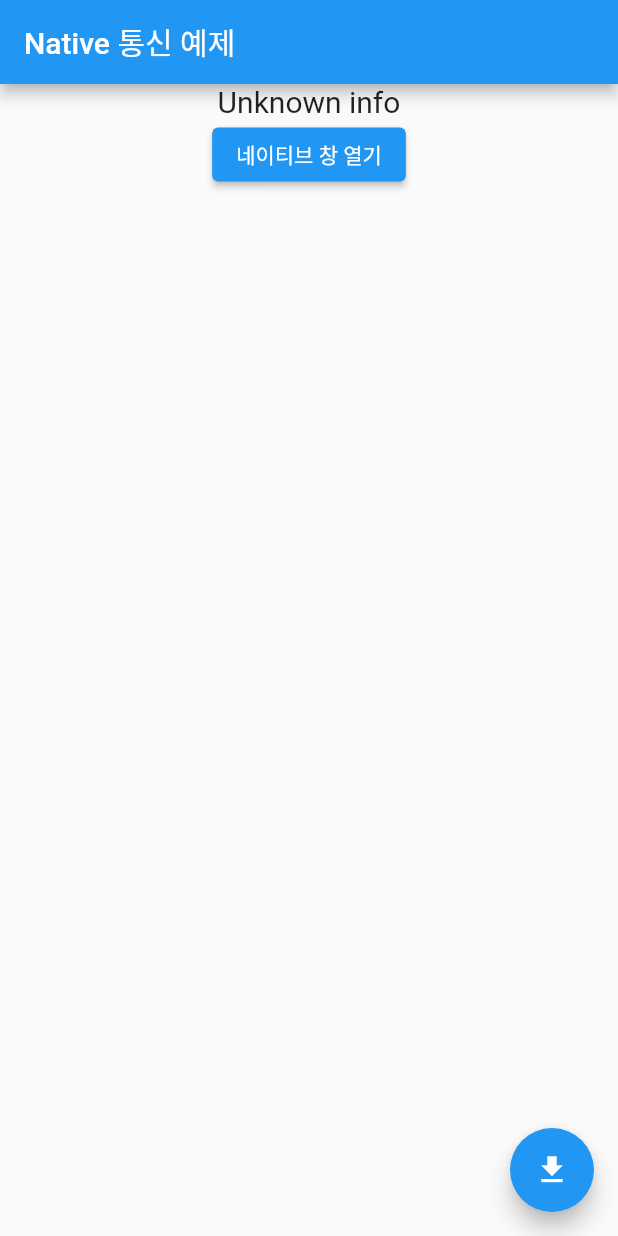
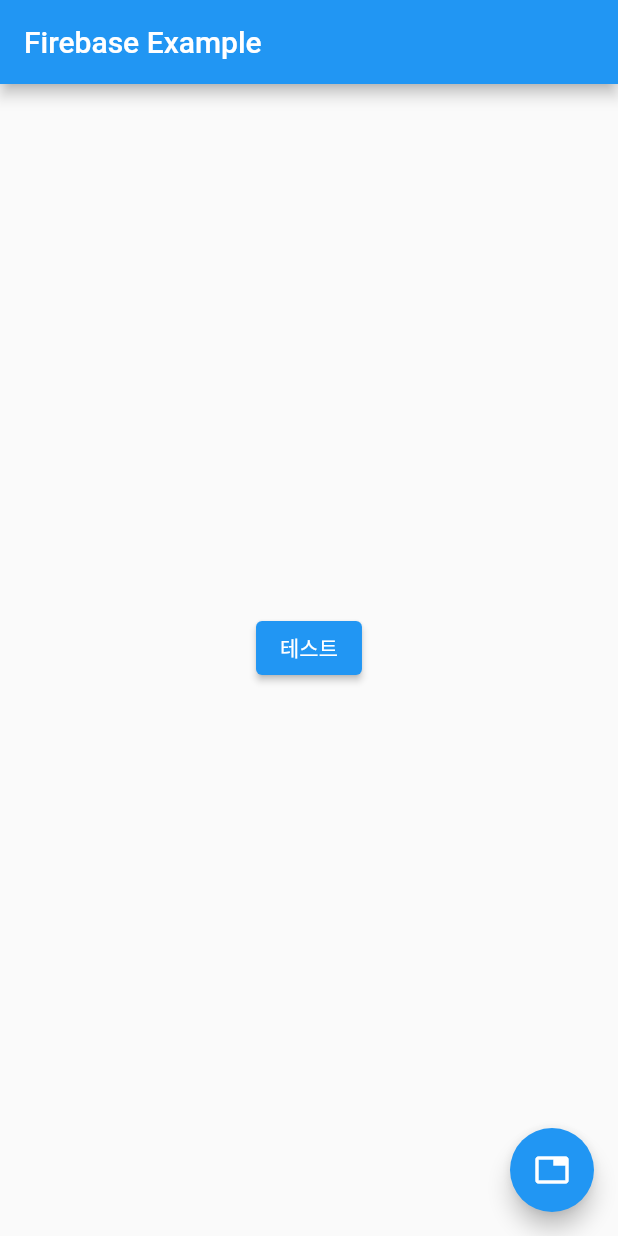
Before and after one commit to pplm1042/flutter_example, a Flutter app: the screen it shows after launch, on a phone screen of 412 x 824 dp. Run offline on Flutter 3.47's test engine with Material 2 defaults, Android fonts, the phone set to English and light mode, and no system bars; our stand-ins replace dio, firebase_analytics, firebase_core; accounts and stored records are empty.

Commit message:
파이어베이스 구글 애널리틱스 연동 중

```diff
--- /dev/null
+++ b/lib/google_analytics_13_01.dart
@@ -0,0 +1,74 @@
+import 'package:firebase_analytics/firebase_analytics.dart';
+import 'package:flutter/material.dart';
+
+class MyApp extends StatelessWidget {
+  const MyApp({super.key});
+
+  static FirebaseAnalytics analytics = FirebaseAnalytics.instance;
+  static FirebaseAnalyticsObserver observer =
+      FirebaseAnalyticsObserver(analytics: analytics);
+
+  @override
+  Widget build(BuildContext context) {
+    return MaterialApp(
+        title: 'Firebase Example',
+        theme: ThemeData(primarySwatch: Colors.blue),
+        navigatorObservers: <NavigatorObserver>[observer],
+        home: FirebaseApp(analytics: analytics, observer: observer));
+  }
+}
+
+class FirebaseApp extends StatefulWidget {
+  const FirebaseApp(
+      {super.key, required this.analytics, required this.observer});
+
+  final FirebaseAnalytics analytics;
+  final FirebaseAnalyticsObserver observer;
+
+  @override
+  State<FirebaseApp> createState() => _FirebaseAppState();
+}
+
+class _FirebaseAppState extends State<FirebaseApp> {
+  String _message = '';
+
+  void setMessage(String message) {
+    setState(() {
+      _message = message;
+    });
+  }
+
+  Future<void> _sendAnalyticsEvent() async {
+    await widget.analytics
+        .logEvent(name: 'test_event', parameters: <String, dynamic>{
+      'string': 'hello flutter',
+      'int': 100,
+    });
+
+    setMessage('Analytics 보내기 성공');
+  }
+
+  @override
+  Widget build(BuildContext context) {
+    return Scaffold(
+      appBar: AppBar(title: const Text('Firebase Example')),
+      body: Center(
+        child: Column(
+          mainAxisAlignment: MainAxisAlignment.center,
+          children: [
+            ElevatedButton(
+                onPressed: _sendAnalyticsEvent, child: const Text('테스트')),
+            Text(
+              _message,
+              style: const TextStyle(color: Colors.blueAccent),
+            ),
+          ],
+        ),
+      ),
+      floatingActionButton: FloatingActionButton(
+        child: const Icon(Icons.tab),
+        onPressed: () {},
+      ),
+    );
+  }
+}
--- a/lib/main.dart
+++ b/lib/main.dart
@@ -678,9 +678,12 @@
 // }
 
 //// 10
+import 'package:firebase_core/firebase_core.dart';
 import 'package:flutter/material.dart';
-import 'package:flutter_example/platform_channel_12_01.dart';
+import 'package:flutter_example/google_analytics_13_01.dart';
 
-void main() {
+void main() async {
+  WidgetsFlutterBinding.ensureInitialized();
+  await Firebase.initializeApp();
   runApp(const MyApp());
 }
--- a/lib/platform_channel_12_01.dart
+++ b/lib/platform_channel_12_01.dart
@@ -1,159 +1,159 @@
-import 'dart:io';
+// import 'dart:io';
 
-import 'package:flutter/cupertino.dart';
-import 'package:flutter/material.dart';
-import 'package:flutter/services.dart';
+// import 'package:flutter/cupertino.dart';
+// import 'package:flutter/material.dart';
+// import 'package:flutter/services.dart';
 
-class MyApp extends StatelessWidget {
-  const MyApp({super.key});
+// class MyApp extends StatelessWidget {
+//   const MyApp({super.key});
 
-  @override
-  Widget build(BuildContext context) {
-    if (Platform.isIOS) {
-      return CupertinoApp(
-        home: CupertinoNativeApp(),
-      );
-    } else {
-      return MaterialApp(
-        title: "Flutter Demo",
-        theme: ThemeData(
-          primarySwatch: Colors.blue,
-        ),
-        home: const NativeApp(),
-      );
-    }
-  }
-}
+//   @override
+//   Widget build(BuildContext context) {
+//     if (Platform.isIOS) {
+//       return CupertinoApp(
+//         home: CupertinoNativeApp(),
+//       );
+//     } else {
+//       return MaterialApp(
+//         title: "Flutter Demo",
+//         theme: ThemeData(
+//           primarySwatch: Colors.blue,
+//         ),
+//         home: const NativeApp(),
+//       );
+//     }
+//   }
+// }
 
-class CupertinoNativeApp extends StatefulWidget {
-  @override
-  State<StatefulWidget> createState() {
-    return _CupertinoNative();
-  }
-}
+// class CupertinoNativeApp extends StatefulWidget {
+//   @override
+//   State<StatefulWidget> createState() {
+//     return _CupertinoNative();
+//   }
+// }
 
-class _CupertinoNative extends State<CupertinoNativeApp> {
-  static const platform = MethodChannel('com.flutter.dev/calc');
+// class _CupertinoNative extends State<CupertinoNativeApp> {
+//   static const platform = MethodChannel('com.flutter.dev/calc');
 
-  TextEditingController num1Controller =
-      TextEditingController(text: 0.toString());
-  TextEditingController num2Controller =
-      TextEditingController(text: 0.toString());
-  int? _result;
+//   TextEditingController num1Controller =
+//       TextEditingController(text: 0.toString());
+//   TextEditingController num2Controller =
+//       TextEditingController(text: 0.toString());
+//   int? _result;
 
-  @override
-  Widget build(BuildContext context) {
-    return CupertinoPageScaffold(
-        child: Container(
-      child: Center(
-        child: Column(
-          mainAxisAlignment: MainAxisAlignment.center,
-          children: <Widget>[
-            CupertinoTextField(
-              controller: num1Controller,
-              keyboardType: TextInputType.number,
-              textAlign: TextAlign.center,
-            ),
-            const SizedBox(
-              height: 10,
-            ),
-            CupertinoTextField(
-                controller: num2Controller,
-                keyboardType: TextInputType.number,
-                textAlign: TextAlign.center),
-            const SizedBox(
-              height: 10,
-            ),
-            CupertinoButton(
-                child: const Text('더해보기'),
-                onPressed: () {
-                  _getCalc(
-                      num1Controller.value.text, num2Controller.value.text);
-                }),
-            const SizedBox(
-              height: 10,
-            ),
-            Text(_result.toString())
-          ],
-        ),
-      ),
-    ));
-  }
+//   @override
+//   Widget build(BuildContext context) {
+//     return CupertinoPageScaffold(
+//         child: Container(
+//       child: Center(
+//         child: Column(
+//           mainAxisAlignment: MainAxisAlignment.center,
+//           children: <Widget>[
+//             CupertinoTextField(
+//               controller: num1Controller,
+//               keyboardType: TextInputType.number,
+//               textAlign: TextAlign.center,
+//             ),
+//             const SizedBox(
+//               height: 10,
+//             ),
+//             CupertinoTextField(
+//                 controller: num2Controller,
+//                 keyboardType: TextInputType.number,
+//                 textAlign: TextAlign.center),
+//             const SizedBox(
+//               height: 10,
+//             ),
+//             CupertinoButton(
+//                 child: const Text('더해보기'),
+//                 onPressed: () {
+//                   _getCalc(
+//                       num1Controller.value.text, num2Controller.value.text);
+//                 }),
+//             const SizedBox(
+//               height: 10,
+//             ),
+//             Text(_result.toString())
+//           ],
+//         ),
+//       ),
+//     ));
+//   }
 
-  Future<void> _getCalc(String value1, String value2) async {
-    int result;
-    try {
-      result = await platform
-          .invokeMethod('add', [int.parse(value1), int.parse(value2)]);
-    } on PlatformException {
-      result = -1;
-    }
-    setState(() {
-      _result = result;
-    });
-  }
-}
+//   Future<void> _getCalc(String value1, String value2) async {
+//     int result;
+//     try {
+//       result = await platform
+//           .invokeMethod('add', [int.parse(value1), int.parse(value2)]);
+//     } on PlatformException {
+//       result = -1;
+//     }
+//     setState(() {
+//       _result = result;
+//     });
+//   }
+// }
 
-class NativeApp extends StatefulWidget {
-  const NativeApp({super.key});
+// class NativeApp extends StatefulWidget {
+//   const NativeApp({super.key});
 
-  @override
-  State<NativeApp> createState() => _NativeAppState();
-}
+//   @override
+//   State<NativeApp> createState() => _NativeAppState();
+// }
 
-class _NativeAppState extends State<NativeApp> {
-  static const platform = MethodChannel('com.flutter.dev/info');
-  static const platform3 = MethodChannel('com.flutter.dev/dialog');
-  String _deviceInfo = "Unknown info";
+// class _NativeAppState extends State<NativeApp> {
+//   static const platform = MethodChannel('com.flutter.dev/info');
+//   static const platform3 = MethodChannel('com.flutter.dev/dialog');
+//   String _deviceInfo = "Unknown info";
 
-  @override
-  Widget build(BuildContext context) {
-    return Scaffold(
-      appBar: AppBar(
-        title: const Text('Native 통신 예제'),
-      ),
-      body: Container(
-        child: Center(
-          child: Column(
-            children: [
-              Text(
-                _deviceInfo,
-                style: const TextStyle(fontSize: 20),
-              ),
-              ElevatedButton(
-                  onPressed: () {
-                    _showDialog();
-                  },
-                  child: const Text('네이티브 창 열기'))
-            ],
-          ),
-        ),
-      ),
-      floatingActionButton: FloatingActionButton(
-        onPressed: () {
-          _getDeviceInfo();
-        },
-        child: const Icon(Icons.get_app),
-      ),
-    );
-  }
+//   @override
+//   Widget build(BuildContext context) {
+//     return Scaffold(
+//       appBar: AppBar(
+//         title: const Text('Native 통신 예제'),
+//       ),
+//       body: Container(
+//         child: Center(
+//           child: Column(
+//             children: [
+//               Text(
+//                 _deviceInfo,
+//                 style: const TextStyle(fontSize: 20),
+//               ),
+//               ElevatedButton(
+//                   onPressed: () {
+//                     _showDialog();
+//                   },
+//                   child: const Text('네이티브 창 열기'))
+//             ],
+//           ),
+//         ),
+//       ),
+//       floatingActionButton: FloatingActionButton(
+//         onPressed: () {
+//           _getDeviceInfo();
+//         },
+//         child: const Icon(Icons.get_app),
+//       ),
+//     );
+//   }
 
-  Future<void> _getDeviceInfo() async {
-    String deviceInfo;
-    try {
-      final String result = await platform.invokeMethod('getDeviceInfo');
-      deviceInfo = "Device info : $result";
-    } on PlatformException catch (e) {
-      deviceInfo = "Failed to get Device info: '${e.message}'.";
-    }
-    setState(() {
-      _deviceInfo = deviceInfo;
-    });
-  }
+//   Future<void> _getDeviceInfo() async {
+//     String deviceInfo;
+//     try {
+//       final String result = await platform.invokeMethod('getDeviceInfo');
+//       deviceInfo = "Device info : $result";
+//     } on PlatformException catch (e) {
+//       deviceInfo = "Failed to get Device info: '${e.message}'.";
+//     }
+//     setState(() {
+//       _deviceInfo = deviceInfo;
+//     });
+//   }
 
-  Future<void> _showDialog() async {
-    try {
-      await platform3.invokeMethod('showDialog');
-    } on PlatformException {}
-  }
-}
+//   Future<void> _showDialog() async {
+//     try {
+//       await platform3.invokeMethod('showDialog');
+//     } on PlatformException {}
+//   }
+// }
```
Also changed, not shown: pubspec.yaml (+6 -21 lines), pubspec.lock, 3 other files.
